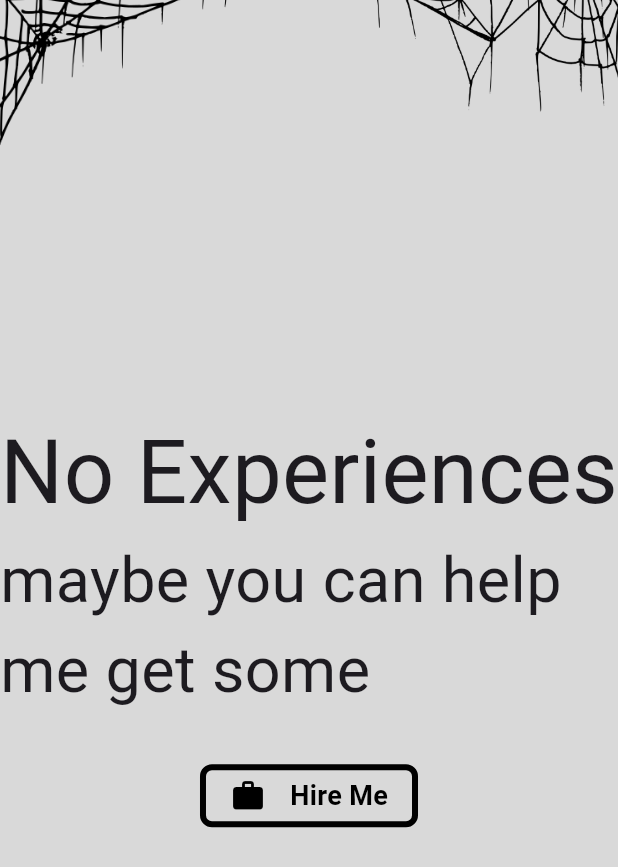
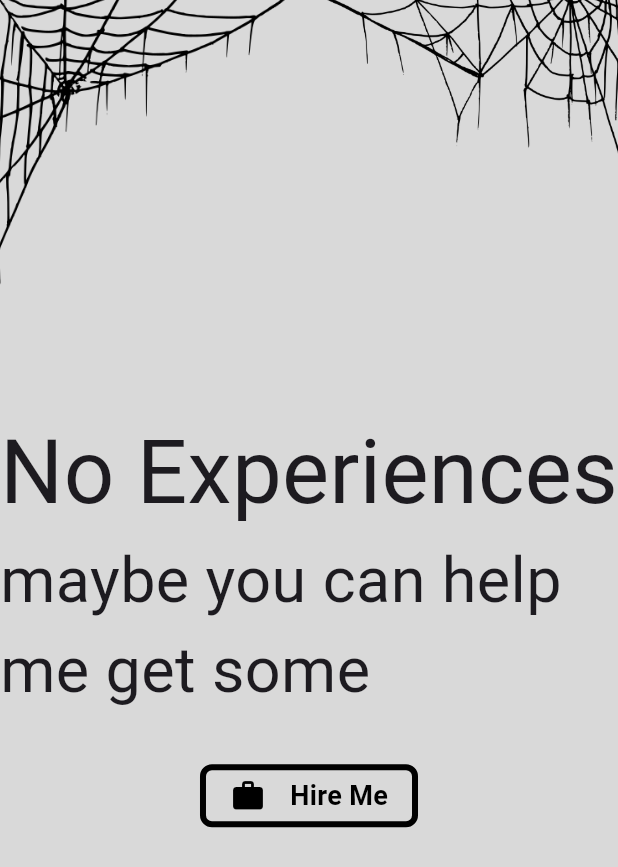
Before and after one commit to Zimmer550i/Portfolio-Flutter, a Flutter app: the ExperiencePage widget shown alone on an empty page, opened directly, on a phone screen of 412 x 824 dp. Shown: the top 867 px of the screen. Run offline on Flutter 3.47's test engine with Material 3 defaults, Android fonts, the light colour scheme and no system bars; our stand-ins replace animated_text_kit, flutter_svg, page_view_dot_indicator; Roboto replaces fonts that are missing (Custom).

Commit message:
fix: web adjustment in exp page

```diff
--- a/lib/pages/experience_page.dart
+++ b/lib/pages/experience_page.dart
@@ -9,7 +9,7 @@ class ExperiencePage extends StatelessWidget {
   @override
   Widget build(BuildContext context) {
     return LayoutBuilder(builder: (context, constraints) {
-      bool isMobile = constraints.maxWidth < constraints.maxHeight;
+      bool isMobile = MediaQuery.of(context).size.width < MediaQuery.of(context).size.height;
       return Stack(
         clipBehavior: Clip.none,
         children: [
@@ -45,8 +45,8 @@ class ExperiencePage extends StatelessWidget {
             ),
           ),
           Positioned(
-            top: -AppSizes.largePadding - AppSizes.smallPadding,
-            left: isMobile ? -AppSizes.largePadding : 0,
+            top: isMobile ? -AppSizes.smallPadding : -AppSizes.largePadding,
+            left: isMobile ? -AppSizes.mediumPadding : 0,
             child: Image.asset(
               "assets/images/web_1.png",
               width: isMobile
@@ -55,8 +55,8 @@ class ExperiencePage extends StatelessWidget {
             ),
           ),
           Positioned(
-            top: isMobile ? -AppSizes.largePadding : -AppSizes.largePadding * 2,
-            right: isMobile ? -AppSizes.mediumPadding :  -AppSizes.largePadding ,
+            top:  isMobile ? -AppSizes.smallPadding : -AppSizes.largePadding,
+            right: isMobile ? -AppSizes.smallPadding : 0,
             child: Transform.flip(
               flipX: true,
               child: Image.asset(
--- a/lib/widgets/main_window.dart
+++ b/lib/widgets/main_window.dart
@@ -45,9 +45,9 @@ class _MainWindowState extends State<MainWindow> {
         padding: EdgeInsets.all(widget.isMobile ? AppSizes.smallPadding : AppSizes.mediumPadding),
         child: Column(
           children: [
-            const SizedBox(
-              height: AppSizes.smallPadding,
-            ),
+            // const SizedBox(
+            //   height: AppSizes.smallPadding,
+            // ),
             tabBarTop(),
             Expanded(
               child: AppContents.pages[index],
@@ -89,7 +89,7 @@ class _MainWindowState extends State<MainWindow> {
           ),
         ),
         const SizedBox(
-          height: AppSizes.largePadding,
+          height: AppSizes.mediumPadding,
         ),
       ],
     );
```
